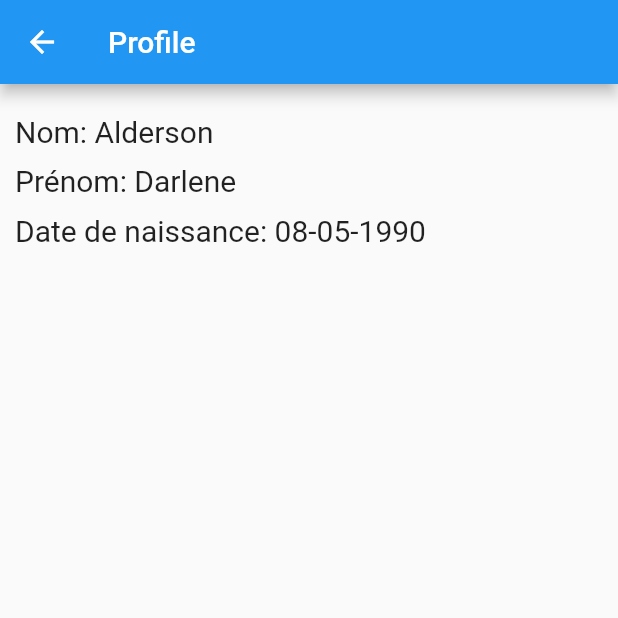
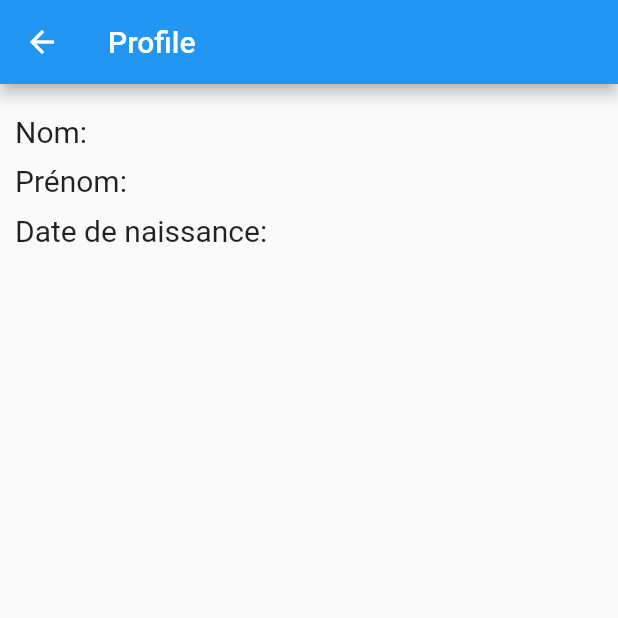
Before and after one commit to oussamaelfig/Patient_File_Management, a Flutter app: the ProfilePage screen opened directly with empty values, on a phone screen of 412 x 824 dp, the top half of it. Run offline on Flutter 3.47's test engine with Material 2 defaults, Android fonts, the phone set to English and light mode, and no system bars; our stand-ins replace flutter_form_builder.

Commit message:
move class User into file, and fix hard coded informations

```diff
--- a/lib/profile_page.dart
+++ b/lib/profile_page.dart
@@ -1,10 +1,11 @@
+import 'package:flutter/cupertino.dart';
 import 'package:flutter/material.dart';
+import 'package:patient_file_management/user.dart';
 
 class ProfilePage extends StatelessWidget {
-  final String insuranceNumber;
+  final User user;
 
-  const ProfilePage({Key? key, required this.insuranceNumber})
-      : super(key: key);
+  const ProfilePage({Key? key, required this.user}) : super(key: key);
 
   @override
   Widget build(BuildContext context) {
@@ -18,11 +19,11 @@ class ProfilePage extends StatelessWidget {
           crossAxisAlignment: CrossAxisAlignment.start,
           children: <Widget>[
             SizedBox(height: 10),
-            Text('Nom: Alderson', style: TextStyle(fontSize: 20)),
+            Text('Nom: ${user.nom}', style: TextStyle(fontSize: 20)),
             SizedBox(height: 10),
-            Text('Prénom: Darlene', style: TextStyle(fontSize: 20)),
+            Text('Prénom: ${user.prenom}', style: TextStyle(fontSize: 20)),
             SizedBox(height: 10),
-            Text('Date de naissance: 08-05-1990',
+            Text('Date de naissance: ${user.date_naissance}',
                 style: TextStyle(fontSize: 20)),
           ],
         ),
--- /dev/null
+++ b/lib/user.dart
@@ -0,0 +1,24 @@
+class User {
+  final int id;
+  final String nom;
+  final String prenom;
+  final String date_naissance;
+  final String session;
+
+  const User(
+      {required this.id,
+      required this.nom,
+      required this.prenom,
+      required this.date_naissance,
+      required this.session});
+
+  factory User.fromJson(Map<String, dynamic> json) {
+    return new User(
+      id: json["id"],
+      nom: json["nom"],
+      prenom: json["prenom"],
+      date_naissance: json["date_naissance"],
+      session: json["session"],
+    );
+  }
+}
```
Also changed, not shown: lib/login_page.dart (+3 -29 lines).
